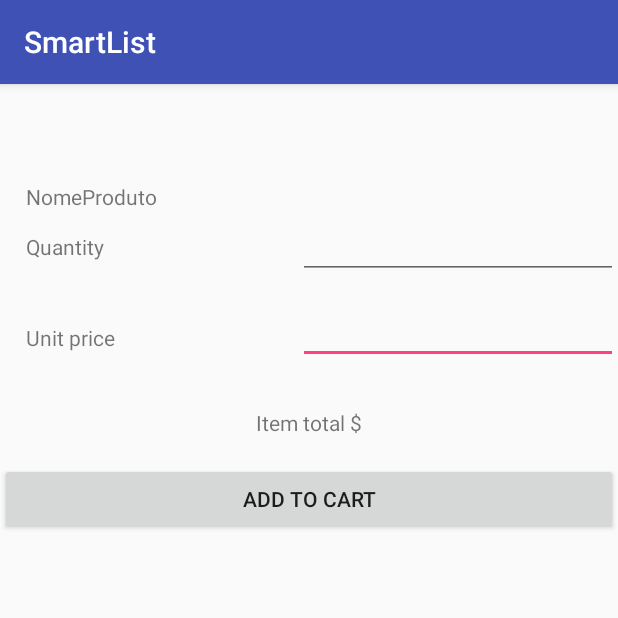
After one commit to rodrigocaja/SmartList, an Android app: the fragment InserirItemCartFragment shown on its own in the app's theme, on a phone screen of 412 x 824 dp, the top half of it. The commit adds this screen. Run offline under Robolectric (Android 15) with nearby library versions, the phone set to English and light mode, and no system bars; 3 statements that could not run were skipped.

Commit message:
Market cart implementation

```diff
--- /dev/null
+++ b/SmartList/app/src/main/java/com/smartdays/smartlist/InserirItemCartFragment.java
@@ -0,0 +1,144 @@
+package com.smartdays.smartlist;
+
+
+import android.content.ContentValues;
+import android.content.Context;
+import android.database.Cursor;
+import android.database.sqlite.SQLiteDatabase;
+import android.os.Bundle;
+import android.support.v4.app.Fragment;
+import android.view.KeyEvent;
+import android.view.LayoutInflater;
+import android.view.View;
+import android.view.ViewGroup;
+import android.widget.Button;
+import android.widget.EditText;
+import android.widget.TextView;
+import android.widget.Toast;
+
+import static android.database.sqlite.SQLiteDatabase.openOrCreateDatabase;
+
+
+/**
+ * A simple {@link Fragment} subclass.
+ */
+public class InserirItemCartFragment extends Fragment {
+    SQLiteDatabase db = null;
+
+    public InserirItemCartFragment() {
+        // Required empty public constructor
+    }
+
+
+    @Override
+    public View onCreateView(LayoutInflater inflater, ViewGroup container,
+                             Bundle savedInstanceState) {
+        // Inflate the layout for this fragment
+        View rootView = inflater.inflate(R.layout.fragment_inserir_item_cart, container, false);
+
+        if (rootView != null) {
+            Context c = getContext().getApplicationContext();
+
+            String DB_PATH = c.getDatabasePath("smartlistapp.db").getPath();
+
+            db = openOrCreateDatabase(DB_PATH, null);
+
+
+            TextView txtIdProdCart = (TextView) rootView.findViewById(R.id.txtIdProdCart);
+            TextView txvNomeProdCart = (TextView) rootView.findViewById(R.id.txvNomeProdCart);
+            final EditText txtQtde = (EditText) rootView.findViewById(R.id.txtQtde);
+            final EditText txtEditVlrUnit = (EditText) rootView.findViewById(R.id.txtEditVlrUnit);
+            final TextView txtVlrTotItem = (TextView) rootView.findViewById(R.id.txtVlrTotItem);
+            final String tipocompra = getArguments().getString("modo_compra");
+
+            txtIdProdCart.setText(getArguments().getString("idProduto"));
+            txvNomeProdCart.setText(getArguments().getString("nomeProduto"));
+
+            txtQtde.setOnKeyListener(new View.OnKeyListener() {
+                @Override
+                public boolean onKey(View view, int i, KeyEvent keyEvent) {
+                    if (txtQtde.length() > 0 && txtEditVlrUnit.length() > 0) {
+                        double qtde = Double.parseDouble(txtQtde.getText().toString());
+                        double vlUnit = Double.parseDouble(txtEditVlrUnit.getText().toString());
+
+                        double totalVlIt = vlUnit * qtde;
+                        String totalString = String.format("%.2f", totalVlIt);
+
+                        txtVlrTotItem.setText(totalString);
+                    }
+                    return false;
+                }
+            });
+
+            txtEditVlrUnit.setOnKeyListener(new View.OnKeyListener() {
+                @Override
+                public boolean onKey(View view, int i, KeyEvent keyEvent) {
+                    if (txtQtde.length() > 0 && txtEditVlrUnit.length() > 0) {
+                        double qtde = Double.parseDouble(txtQtde.getText().toString());
+                        double vlUnit = Double.parseDouble(txtEditVlrUnit.getText().toString());
+
+                        double totalVlIt = vlUnit * qtde;
+                        String totalString = String.format("%.2f", totalVlIt);
+
+                        txtVlrTotItem.setText(totalString);
+                    }
+                    return false;
+                }
+            });
+
+
+            Button btnAddCart = (Button) rootView.findViewById(R.id.btnAddCart);
+            btnAddCart.setOnClickListener(new View.OnClickListener() {
+                @Override
+                public void onClick(View view) {
+                    ContentValues ctv = new ContentValues();
+                    ctv.put("compra", getArguments().getString("compraID"));
+                    ctv.put("produto", getArguments().getString("idProduto"));
+                    ctv.put("valor_unit", txtEditVlrUnit.getText().toString());
+                    ctv.put("qtde",txtQtde.getText().toString());
+                    ctv.put("valor_tot",txtVlrTotItem.getText().toString());
+
+                    if (db.insert("compra_item", "_id", ctv) > 0) {
+
+
+                        if (tipocompra == "B"){
+                            String[] busca = new String[]{getArguments().getString("listaID")};
+                            Cursor seqCursor = db.rawQuery("select max(ordem) + 1 as ordem_ins from lista_item where lista = ?", busca);
+                            seqCursor.moveToFirst();
+
+                            String seqItem = seqCursor.getString(0);
+
+                            ContentValues ctvUpd = new ContentValues();
+                            ctvUpd.put("ordem", seqItem);
+
+                            String[] constraints = new String[]{getArguments().getString("listaID"), getArguments().getString("idProduto")};
+                            db.update("lista_item", ctvUpd, "lista = ? and produto = ?", constraints);
+
+                            //Log do sistema
+                            LogSis logInt = new LogSis();
+                            String tabelaInt = "lista_item";
+                            String acaoInt = "Alterou a ordem do produto " + getArguments().getString("nomeProduto") + " para " + seqItem + " na lista " + getArguments().getString("listaID");
+                            logInt.gravaLog(db, tabelaInt, acaoInt);
+
+                        }
+
+                        //Log do sistema
+                        LogSis log = new LogSis();
+                        String tabela = "compra_item";
+                        String acao = "Inseriu o produto " + getArguments().getString("nomeProduto") + " na compra " + getArguments().getString("compraID") + " || valor unitario: " + txtEditVlrUnit.getText().toString() +
+                                " qtde: " + txtQtde.getText().toString();
+                        log.gravaLog(db, tabela, acao);
+
+                        Toast.makeText(getContext(), R.string.notifyCartProductAdded, Toast.LENGTH_SHORT).show();
+                        getFragmentManager().popBackStack();
+                    } else {
+                        Toast.makeText(getContext(), R.string.notifyErrorAddCartProduct, Toast.LENGTH_SHORT).show();
+                    }
+                }
+            });
+        }
+
+        return rootView;
+    }
+
+}
--- a/SmartList/app/src/main/java/com/smartdays/smartlist/MainActivity.java
+++ b/SmartList/app/src/main/java/com/smartdays/smartlist/MainActivity.java
@@ -65,8 +65,8 @@ public class MainActivity extends AppCompatActivity
         } else {
             int count = getSupportFragmentManager().getBackStackEntryCount();
             String fragmentName = getSupportFragmentManager().getBackStackEntryAt(count-1).getName();
-            Log.v("DEBUG", String.valueOf(count));
-            Log.v("DEBUG",fragmentName);
+            //Log.v("DEBUG", String.valueOf(count));
+            //Log.v("DEBUG",fragmentName);
 
 
             Resources res = getResources();
--- a/SmartList/app/src/main/java/com/smartdays/smartlist/SelectionarListaFragment.java
+++ b/SmartList/app/src/main/java/com/smartdays/smartlist/SelectionarListaFragment.java
@@ -119,8 +119,8 @@ public class SelectionarListaFragment extends Fragment {
                         String acao = "Inseriu o registro no. " + seqCursor.getString(seqCursor.getColumnIndex("seq"));
                         log.gravaLog(db, tabela, acao);
 
-                        //MainActivity activity = (MainActivity) getActivity();
-                        //activity.
+                        MainActivity activity = (MainActivity) getActivity();
+                        activity.callItensCompraFragment(args);
                     } else {
                         Toast.makeText(getContext(), R.string.notifyErrorShopp, Toast.LENGTH_SHORT).show();
                     }
--- /dev/null
+++ b/SmartList/app/src/main/res/layout/fragment_inserir_item_cart.xml
@@ -0,0 +1,93 @@
+<RelativeLayout xmlns:android="http://schemas.android.com/apk/res/android"
+    xmlns:tools="http://schemas.android.com/tools"
+    android:layout_width="match_parent"
+    android:layout_height="match_parent"
+    tools:context="com.smartdays.smartlist.InserirItemCartFragment">
+
+    <TextView
+        android:text="IDProduto"
+        android:layout_width="wrap_content"
+        android:layout_height="wrap_content"
+        android:layout_alignParentTop="true"
+        android:layout_alignParentStart="true"
+        android:id="@+id/txtIdProdCart"
+        android:visibility="gone"/>
+
+    <TextView
+        android:text="@string/txtDescQtde"
+        android:layout_width="wrap_content"
+        android:layout_height="wrap_content"
+        android:id="@+id/txtDescQtde"
+        android:layout_alignBaseline="@+id/txtQtde"
+        android:layout_alignBottom="@+id/txtQtde"
+        android:layout_alignStart="@+id/txvNomeProdCart"
+        android:hint="@string/HintQtde"/>
+
+    <TextView
+        android:layout_width="wrap_content"
+        android:layout_height="wrap_content"
+        android:layout_marginTop="29dp"
+        android:id="@+id/txtEditVlrUnitDesc"
+        android:layout_below="@+id/txtQtde"
+        android:layout_alignStart="@+id/txtDescQtde"
+        android:text="@string/txtUnitPrice" />
+
+    <EditText
+        android:layout_width="wrap_content"
+        android:layout_height="wrap_content"
+        android:inputType="numberDecimal"
+        android:ems="10"
+        android:layout_below="@+id/txtQtde"
+        android:layout_marginTop="11dp"
+        android:id="@+id/txtEditVlrUnit"
+        android:layout_alignParentEnd="true" />
+
+    <Button
+        android:text="@string/AddToCart"
+        android:layout_width="match_parent"
+        android:layout_height="wrap_content"
+        android:id="@+id/btnAddCart"
+        android:layout_below="@+id/txtEditVlrUnitDesc"
+        android:layout_alignParentStart="true"
+        android:layout_marginTop="74dp" />
+
+    <TextView
+        android:text="@string/txtTotalItem"
+        android:layout_width="wrap_content"
+        android:layout_height="wrap_content"
+        android:layout_marginTop="37dp"
+        android:id="@+id/txtTotalItem"
+        android:layout_below="@+id/txtEditVlrUnitDesc"
+        android:layout_centerHorizontal="true" />
+
+    <TextView
+        android:layout_width="wrap_content"
+        android:layout_height="wrap_content"
+        android:layout_alignBottom="@+id/txtTotalItem"
+        android:layout_toEndOf="@+id/txtTotalItem"
+        android:layout_marginStart="14dp"
+        android:id="@+id/txtVlrTotItem"
+        android:textSize="18sp" />
+
+    <EditText
+        android:layout_width="wrap_content"
+        android:layout_height="wrap_content"
+        android:inputType="number"
+        android:ems="10"
+        android:id="@+id/txtQtde"
+        android:layout_below="@+id/txvNomeProdCart"
+        android:layout_alignStart="@+id/txtEditVlrUnit" />
+
+    <TextView
+        android:text="NomeProduto"
+        android:layout_width="wrap_content"
+        android:layout_height="wrap_content"
+        android:layout_marginStart="17dp"
+        android:layout_marginTop="65dp"
+        android:id="@+id/txvNomeProdCart"
+        android:layout_marginLeft="17dp"
+        android:layout_below="@+id/txtIdProdCart"
+        android:layout_toRightOf="@+id/txtIdProdCart"
+        android:layout_toEndOf="@+id/txtIdProdCart" />
+
+</RelativeLayout>
```
Also changed, not shown: SmartList/app/src/main/res/layout/model_ver_compras.xml (+35 -35 lines).
